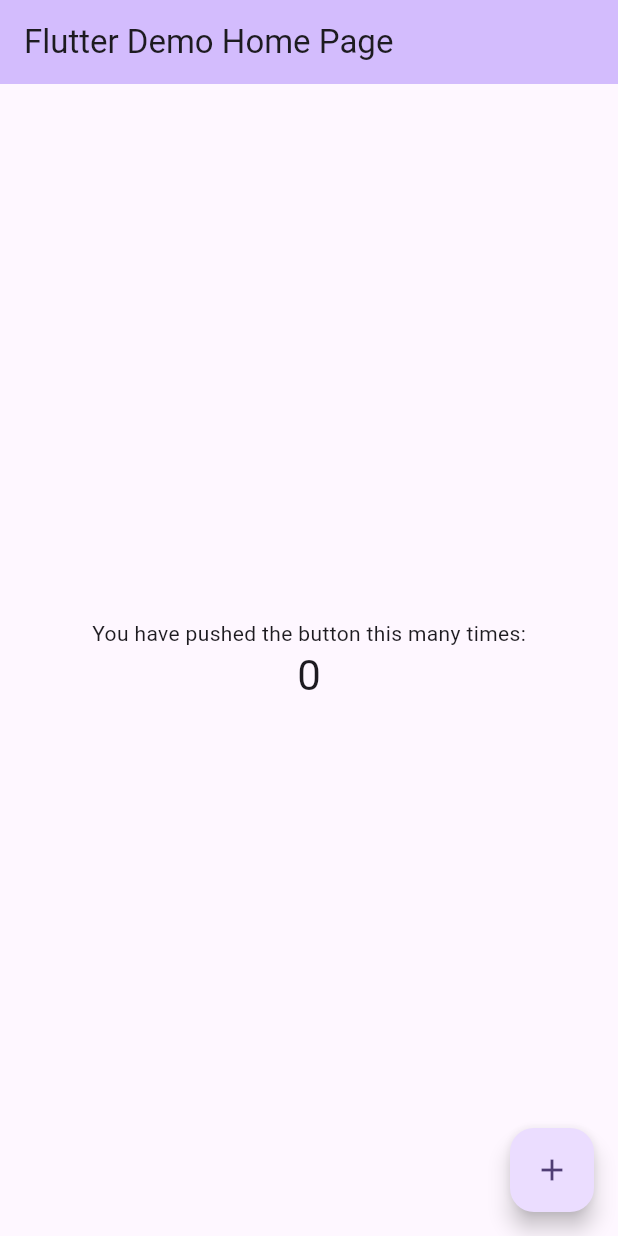
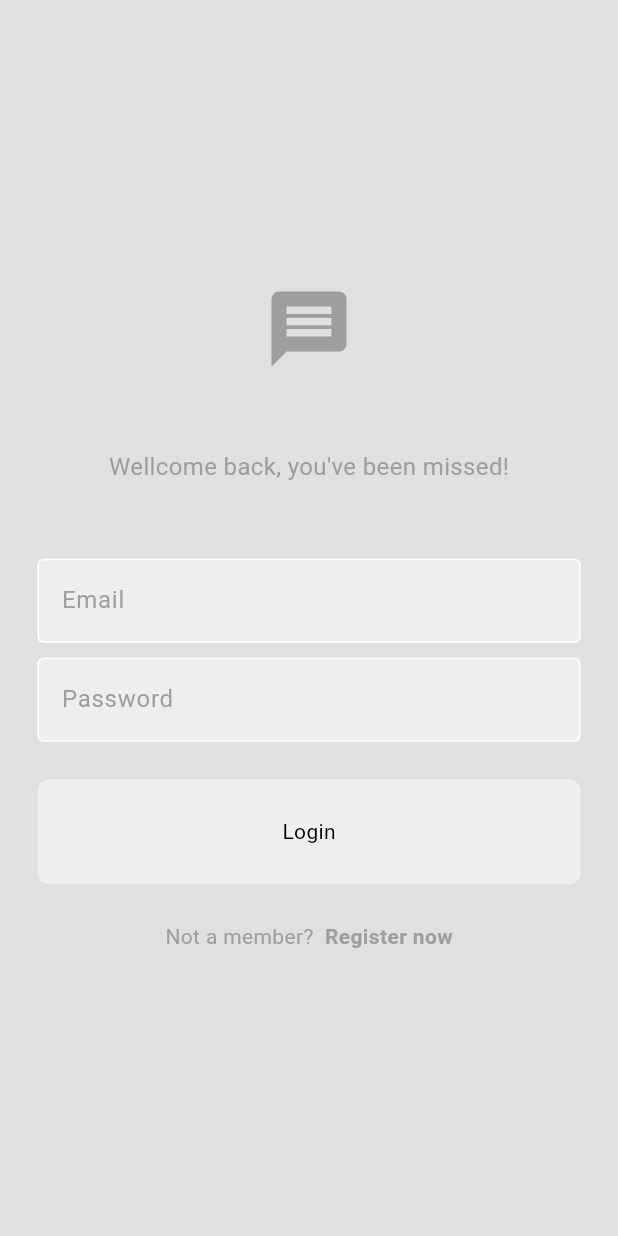
Before and after one commit to BbySharp-dev/Flutter-Minimal-Apps, a Flutter app: the screen it shows after launch, on a phone screen of 412 x 824 dp. Run offline on Flutter 3.47's test engine with Material 3 defaults, Android fonts, the phone set to English and light mode, and no system bars.

Commit message:
✨ Thêm tính năng Login & Register với Theme
- Tạo trang Login và Register với các widget dùng lại: `MyTextfield` và `MyButton`.
- Thêm logic chuyển đổi `LoginOrRegister` để điều hướng giữa các trang.
- Cấu hình theme `lightMode` đảm bảo thiết kế đồng nhất.

```diff
--- /dev/null
+++ b/flutter_chat_app/lib/auth/login_or_register.dart
@@ -0,0 +1,62 @@
+import 'package:flutter/material.dart';
+import 'package:flutter_chat_app/pages/login_page.dart';
+import 'package:flutter_chat_app/pages/register_page.dart';
+
+class LoginOrRegister extends StatefulWidget {
+  const LoginOrRegister({super.key});
+
+  @override
+  State<LoginOrRegister> createState() => _LoginOrRegisterState();
+}
+
+class _LoginOrRegisterState extends State<LoginOrRegister> {
+  // initially, show login page
+  bool showLoginPage = true;
+
+  // toggle between login and register page
+  void togglePages() {
+    setState(() {
+      showLoginPage = !showLoginPage;
+    });
+  }
+
+  @override
+  Widget build(BuildContext context) {
+    if (showLoginPage) {
+      return LoginPage(
+        onTap: togglePages,
+      );
+    } else {
+      return RegisterPage(
+        onTap: togglePages,
+      );
+    }
+  }
+}
+
+/*
+  * **Kiến thức cần nhớ**:
+    - **StatefulWidget**:
+      - `LoginOrRegister` được triển khai dưới dạng `StatefulWidget` vì cần thay đổi trạng thái giao diện giữa 2 trang (Login và Register).
+
+    - **State Management**:
+      - `setState` được sử dụng để cập nhật trạng thái `showLoginPage` khi chuyển đổi giữa các trang.
+
+    - **Conditional Rendering**:
+      - Sử dụng cấu trúc điều kiện `if (showLoginPage)` để xác định trang nào được hiển thị.
+
+  ! **Lưu ý**:
+    - Trạng thái `showLoginPage`:
+      - Đây là trạng thái đơn giản phù hợp cho các ứng dụng nhỏ. Tuy nhiên, với ứng dụng lớn, hãy cân nhắc sử dụng state management như `Provider`, `Bloc`, hoặc `Riverpod`.
+    - Hiệu suất:
+      - Mỗi lần `setState` được gọi, cả widget sẽ được rebuild. Điều này không hiệu quả nếu số lượng widget phức tạp.
+
+  TODO:
+    - Cải thiện trải nghiệm người dùng bằng hiệu ứng chuyển trang (sử dụng `PageTransition` hoặc `PageView`).
+    - Tích hợp kiểm tra xác thực tài khoản hoặc ghi nhớ trạng thái đăng nhập.
+    - Xử lý logic lỗi đăng nhập/đăng ký và hiển thị thông báo lỗi.
+
+  ? **Câu hỏi để tư duy thêm**:
+    - Có cách nào tối ưu togglePages để chỉ rebuild phần cần thiết không?
+    - Nên lưu trạng thái `showLoginPage` vào đâu để duy trì giữa các lần mở ứng dụng?
+*/
--- /dev/null
+++ b/flutter_chat_app/lib/components/my_button.dart
@@ -0,0 +1,49 @@
+import 'package:flutter/material.dart';
+
+class MyButton extends StatelessWidget {
+  final String text;
+  final void Function()? onTap;
+
+  const MyButton({super.key, required this.text, required this.onTap});
+
+  @override
+  Widget build(BuildContext context) {
+    return GestureDetector(
+      onTap: onTap,
+      child: Container(
+        decoration: BoxDecoration(
+          color: Theme.of(context).colorScheme.secondary,
+          borderRadius: BorderRadius.circular(8),
+        ),
+        padding: const EdgeInsets.all(25),
+        margin: const EdgeInsets.symmetric(horizontal: 25),
+        child: Center(
+          child: Text(text),
+        ),
+      ),
+    );
+  }
+}
+
+/*
+  * Design Pattern
+    - Sử dụng `StatelessWidget` vì giao diện (UI) của nút và hành vi không cần thay đổi, không cần trạng thái động.
+
+  * Sử dụng Theme
+    - Màu nền của nút được lấy từ `Theme.of(context).colorScheme.secondary`, đảm bảo đồng bộ với theme của ứng dụng.
+
+  * GestureDetector
+    - `GestureDetector` được sử dụng thay cho `ElevatedButton` hoặc `TextButton` để tùy chỉnh linh hoạt và xử lý cử chỉ.
+    - Lưu ý: Nếu `onTap` không được truyền vào, nút sẽ không phản hồi khi bấm. Đảm bảo luôn truyền một callback hợp lệ hoặc xử lý logic trong giao diện.
+
+  * Chi tiết Bố cục
+    - `BoxDecoration` được sử dụng để cài đặt màu nền và border radius cho nút.
+    - Padding và margin được thêm để căn chỉnh và tạo khoảng cách đồng nhất cho nội dung nút.
+
+  ! Quan trọng:
+    - `onTap` là nullable (`void Function()?`), nếu không được truyền giá trị, nút sẽ không tương tác được. Đảm bảo kiểm tra hoặc cung cấp callback hợp lệ.
+
+  TODO:
+    - Thêm phản hồi giao diện khi người dùng bấm nút (ví dụ: thay đổi màu khi nhấn). Có thể sử dụng `Material` cùng với `InkWell` để đạt được hiệu ứng này.
+    - Cân nhắc việc hỗ trợ đa ngôn ngữ (i18n) cho thuộc tính `text` nếu ứng dụng hỗ trợ nhiều ngôn ngữ.
+*/
--- /dev/null
+++ b/flutter_chat_app/lib/components/my_textfield.dart
@@ -0,0 +1,65 @@
+import 'package:flutter/material.dart';
+
+class MyTextfield extends StatelessWidget {
+  final String hintText;
+  final bool obscureText;
+  final TextEditingController controller;
+
+  const MyTextfield({
+    super.key,
+    required this.hintText,
+    required this.obscureText,
+    required this.controller,
+  });
+
+  @override
+  Widget build(BuildContext context) {
+    return Padding(
+      padding: const EdgeInsets.symmetric(horizontal: 25.0),
+      child: TextField(
+        obscureText: obscureText,
+        controller: controller,
+        decoration: InputDecoration(
+            enabledBorder: OutlineInputBorder(
+              borderSide:
+                  BorderSide(color: Theme.of(context).colorScheme.tertiary),
+            ),
+            focusedBorder: OutlineInputBorder(
+              borderSide:
+                  BorderSide(color: Theme.of(context).colorScheme.primary),
+            ),
+            fillColor: Theme.of(context).colorScheme.secondary,
+            filled: true,
+            hintText: hintText,
+            hintStyle: TextStyle(color: Theme.of(context).colorScheme.primary)),
+      ),
+    );
+  }
+}
+/*
+  * Cấu trúc Widget:
+    - Sử dụng `StatelessWidget` vì `MyTextfield` chỉ là một widget hiển thị UI, không cần quản lý trạng thái động.
+    - Nhận các giá trị `hintText`, `obscureText`, và `controller` thông qua constructor để tái sử dụng linh hoạt.
+
+  * Sử dụng Theme:
+    - Các thuộc tính màu (`colorScheme.tertiary`, `colorScheme.primary`, `colorScheme.secondary`) được sử dụng từ `Theme` của ứng dụng để đảm bảo tính đồng nhất.
+    - `fillColor` được sử dụng để làm nổi bật vùng nhập liệu bằng màu nền (secondary) khi chưa focus.
+
+  * TextField:
+    - `controller` đảm bảo quản lý nội dung nhập vào, giúp truyền dữ liệu giữa UI và logic của ứng dụng.
+    - `obscureText` hữu ích khi tạo các trường nhập mật khẩu (ẩn ký tự người dùng nhập).
+
+  * Bố cục:
+    - Sử dụng `Padding` để tạo khoảng cách xung quanh `TextField`.
+    - `hintText` cung cấp văn bản gợi ý giúp người dùng hiểu nội dung cần nhập.
+
+  ! Quan trọng:
+    - **Đồng bộ Theme**: Đảm bảo các màu trong `Theme` được định nghĩa đầy đủ trong `colorScheme` của `ThemeData` để tránh lỗi màu không xác định.
+    - **controller**: Cần khởi tạo `TextEditingController` ở nơi gọi widget này và đảm bảo giải phóng nó sau khi không sử dụng.
+
+  TODO:
+    - Thêm chức năng xác thực dữ liệu khi người dùng nhập (Validation) nếu sử dụng cho biểu mẫu.
+    - Hỗ trợ các trạng thái khác nhau (ví dụ: báo lỗi nếu dữ liệu không hợp lệ).
+    - Xử lý tối ưu cho các trường hợp đa ngôn ngữ bằng cách truyền văn bản qua `hintText`.
+
+*/
--- a/flutter_chat_app/lib/main.dart
+++ b/flutter_chat_app/lib/main.dart
@@ -1,4 +1,6 @@
 import 'package:flutter/material.dart';
+import 'package:flutter_chat_app/themes/light_mode.dart';
+import 'auth/login_or_register.dart';
 
 void main() {
   runApp(const MyApp());
@@ -10,65 +12,40 @@ class MyApp extends StatelessWidget {
   @override
   Widget build(BuildContext context) {
     return MaterialApp(
-      title: 'Flutter Demo',
-      theme: ThemeData(
-
-        colorScheme: ColorScheme.fromSeed(seedColor: Colors.deepPurple),
-        useMaterial3: true,
-      ),
-      home: const MyHomePage(title: 'Flutter Demo Home Page'),
+      debugShowCheckedModeBanner: false,
+      home: LoginOrRegister(),
+      theme: lightMode,
     );
   }
 }
 
-class MyHomePage extends StatefulWidget {
-  const MyHomePage({super.key, required this.title});
+/*
+  * **Kiến thức cần nhớ**:
+    - **Cấu trúc cơ bản**:
+      - `MyApp` là widget gốc được sử dụng để khởi chạy ứng dụng Flutter.
+      - Sử dụng `MaterialApp` để cấu hình chủ đề (theme), tiêu đề (title), và các trang chính.
 
+    - **Theme**:
+      - `lightMode`: Một theme được import từ file `light_mode.dart`. Đây là cách tổ chức code tốt khi cần cấu hình các chủ đề khác nhau cho ứng dụng.
 
-  final String title;
+    - **Navigation**:
+      - `home: LoginOrRegister()` là trang khởi động đầu tiên của ứng dụng. Nó được định nghĩa để chuyển đổi giữa trang đăng nhập và đăng ký.
 
-  @override
-  State<MyHomePage> createState() => _MyHomePageState();
-}
+    - **Quản lý Debug Banner**:
+      - `debugShowCheckedModeBanner: false` tắt biểu ngữ "DEBUG" góc trên bên phải khi chạy ứng dụng trong chế độ debug.
 
-class _MyHomePageState extends State<MyHomePage> {
-  int _counter = 0;
+  ! **Lưu ý**:
+    - **Code tổ chức tốt**:
+      - Đảm bảo `lightMode` được định nghĩa trong file `light_mode.dart` và cấu hình đầy đủ các thuộc tính theme (e.g., `primaryColor`, `colorScheme`).
+    - **Cấu hình theme**:
+      - Nếu muốn hỗ trợ chế độ tối, thêm logic để tự động chuyển giữa `lightMode` và `darkMode` dựa vào cài đặt hệ thống hoặc người dùng.
 
-  void _incrementCounter() {
-    setState(() {
-      _counter++;
-    });
-  }
+  TODO:
+    - Thêm logic chuyển đổi theme light/dark.
+    - Xử lý `LoginOrRegister` để đảm bảo trang đăng nhập/đăng ký hoạt động mượt mà.
+    - Cân nhắc thêm `Route` để điều hướng tốt hơn giữa các trang thay vì quản lý trực tiếp bằng widget.
 
-  @override
-  Widget build(BuildContext context) {
-    return Scaffold(
-      appBar: AppBar(
-        backgroundColor: Theme.of(context).colorScheme.inversePrimary,
-
-        title: Text(widget.title),
-      ),
-      body: Center(
-
-        child: Column(
-
-          mainAxisAlignment: MainAxisAlignment.center,
-          children: <Widget>[
-            const Text(
-              'You have pushed the button this many times:',
-            ),
-            Text(
-              '$_counter',
-              style: Theme.of(context).textTheme.headlineMedium,
-            ),
-          ],
-        ),
-      ),
-      floatingActionButton: FloatingActionButton(
-        onPressed: _incrementCounter,
-        tooltip: 'Increment',
-        child: const Icon(Icons.add),
-      ),
-    );
-  }
-}
+  ? **Câu hỏi để tư duy thêm**:
+    - Làm sao để tối ưu quản lý theme cho ứng dụng lớn hơn?
+    - Nếu ứng dụng cần đa ngôn ngữ, làm thế nào để tích hợp `Localization` trong `MaterialApp`?
+*/
--- /dev/null
+++ b/flutter_chat_app/lib/pages/login_page.dart
@@ -0,0 +1,124 @@
+import 'package:flutter/material.dart';
+import 'package:flutter_chat_app/components/my_button.dart';
+import 'package:flutter_chat_app/components/my_textfield.dart';
+
+class LoginPage extends StatelessWidget {
+  LoginPage({super.key, required this.onTap});
+
+  // email and password text controllers
+  final TextEditingController _emailController = TextEditingController();
+  final TextEditingController _pwController = TextEditingController();
+
+  // tap to go to register page
+  final void Function()? onTap;
+
+  // login method
+  void login() {}
+
+  @override
+  Widget build(BuildContext context) {
+    return Scaffold(
+      backgroundColor: Theme.of(context).colorScheme.surface,
+      body: Center(
+        child: Column(
+          mainAxisAlignment: MainAxisAlignment.center,
+          children: [
+            // logo
+            Icon(
+              Icons.message,
+              size: 60,
+              color: Theme.of(context).colorScheme.primary,
+            ),
+
+            const SizedBox(height: 50),
+
+            // welcome backe message
+            Text(
+              "Wellcome back, you've been missed!",
+              style: TextStyle(
+                color: Theme.of(context).colorScheme.primary,
+                fontSize: 16,
+              ),
+            ),
+
+            const SizedBox(height: 50),
+
+            // email textfield
+            MyTextfield(
+              hintText: "Email",
+              obscureText: false,
+              controller: _emailController,
+            ),
+
+            const SizedBox(height: 10),
+
+            //pw textfield
+            MyTextfield(
+              hintText: "Password",
+              obscureText: true,
+              controller: _pwController,
+            ),
+
+            const SizedBox(height: 25),
+
+            // login button
+            MyButton(
+              text: "Login",
+              onTap: login,
+            ),
+
+            const SizedBox(height: 25),
+
+            //register now
+            Row(
+              mainAxisAlignment: MainAxisAlignment.center,
+              children: [
+                Text(
+                  "Not a member? ",
+                  style:
+                      TextStyle(color: Theme.of(context).colorScheme.primary),
+                ),
+                GestureDetector(
+                  onTap: onTap,
+                  child: Text(
+                    " Register now",
+                    style: TextStyle(
+                        fontWeight: FontWeight.bold,
+                        color: Theme.of(context).colorScheme.primary),
+                  ),
+                ),
+              ],
+            )
+          ],
+        ),
+      ),
+    );
+  }
+}
+
+/*
+  * **Kiến thức cần nhớ**:
+    - **Controller**:
+      - Sử dụng `TextEditingController` để quản lý dữ liệu nhập vào từ hai `TextField` (Email và Password).
+      - Đừng quên gọi `dispose()` để giải phóng controller khi widget không còn tồn tại nếu sử dụng `StatefulWidget`.
+
+    - **Custom Widgets**:
+      - `MyTextfield` và `MyButton` là các widget tùy chỉnh, giúp tái sử dụng giao diện và logic trong ứng dụng.
+
+    - **Theme**:
+      - Tất cả các màu trong widget được lấy từ `Theme` để đảm bảo đồng nhất giao diện. Màu được gọi từ `Theme.of(context).colorScheme`.
+
+    - **GestureDetector**:
+      - `GestureDetector` được sử dụng để tạo hiệu ứng nhấn cho `Register now`, giúp mở trang đăng ký.
+
+  ! **Lưu ý**:
+    - **Không có logic cho nút Login**: Chưa có logic để xử lý `login()`. Cần bổ sung tính năng kiểm tra email/password và kết nối API.
+    - **Validation**: Không có logic xác thực dữ liệu đầu vào trong các `TextField`. Hãy thêm xác thực để đảm bảo dữ liệu hợp lệ.
+    - **TextOverflow**: Với `Text` trong ứng dụng, nếu nội dung có khả năng bị tràn, hãy sử dụng thuộc tính `overflow` hoặc `maxLines`.
+
+  TODO:
+    - Thêm thông báo lỗi cho trường hợp nhập sai email/password.
+    - Xử lý chuyển màn hình khi đăng nhập thành công.
+    - Cải thiện bố cục để hỗ trợ đa ngôn ngữ.
+    - Thêm chức năng `loading` khi chờ kết quả từ server.
+*/
--- /dev/null
+++ b/flutter_chat_app/lib/themes/light_mode.dart
@@ -0,0 +1,27 @@
+import 'package:flutter/material.dart';
+
+ThemeData lightMode = ThemeData(
+    colorScheme: ColorScheme.light(
+  surface: Colors.grey.shade300, // ! Deprecated: Không sử dụng background nữa
+  primary: Colors.grey.shade500,
+  secondary: Colors.grey.shade200,
+  tertiary: Colors.white,
+  inversePrimary: Colors.grey.shade900,
+));
+
+
+/**
+ * @ IMPORTANT
+ * - Dùng `surface` thay thế cho `background` vì background đã bị deprecated.
+ *
+ * ! Deprecated
+ * - `background` trong `ColorScheme` không được khuyến nghị sử dụng từ **v3.18.0-0.1.pre**.
+ *
+ * TODO
+ * - Refactor toàn bộ các component để đảm bảo tuân theo Material Design 3.
+ *
+ * ? Liệu có cần cập nhật các widget khác liên quan tới theme?
+ *
+ * @ Link tham khảo
+ * - https://api.flutter.dev/flutter/material/ColorScheme-class.html
+ */
```
Also changed, not shown: flutter_chat_app/lib/pages/register_page.dart (added, +138 -0 lines).
